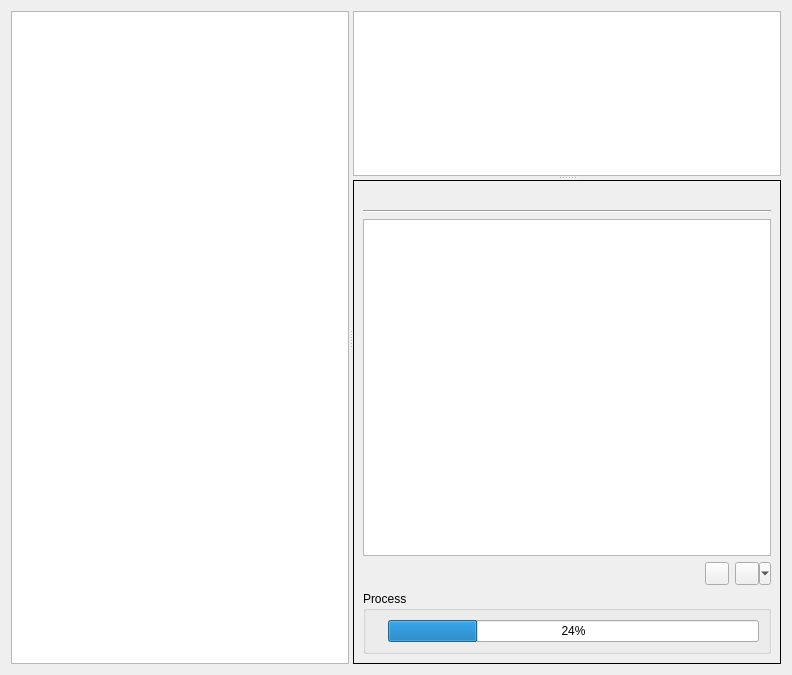
This is libs/datapackutils/widgets/servereditor.ui in FreeHealth/freehealth as Qt 5 draws it before an edit. The edited form follows.
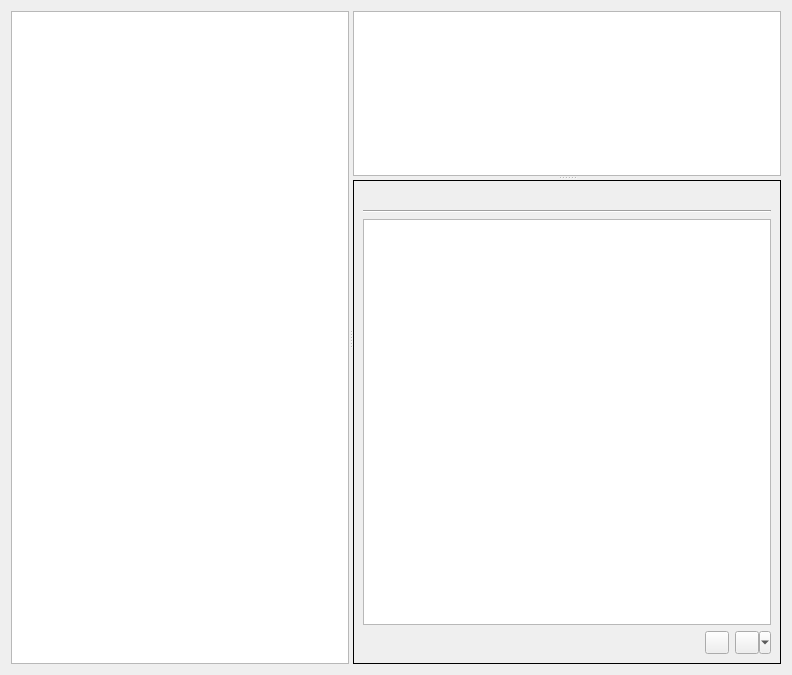
This is the edited form. The open tabs and pages were chosen to show the change. Custom widgets are drawn as their Qt base class.

```diff
--- a/libs/datapackutils/widgets/servereditor.ui
+++ b/libs/datapackutils/widgets/servereditor.ui
@@ -284,29 +284,6 @@
            </property>
           </widget>
          </item>
-         <item row="4" column="0" colspan="3">
-          <widget class="QGroupBox" name="groupBox_7">
-           <property name="title">
-            <string>Process</string>
-           </property>
-           <layout class="QGridLayout" name="gridLayout_9">
-            <item row="0" column="0">
-             <widget class="QLabel" name="processLabel">
-              <property name="text">
-               <string/>
-              </property>
-             </widget>
-            </item>
-            <item row="0" column="1">
-             <widget class="QProgressBar" name="processProgressBar">
-              <property name="value">
-               <number>24</number>
-              </property>
-             </widget>
-            </item>
-           </layout>
-          </widget>
-         </item>
          <item row="2" column="0" colspan="3">
           <widget class="QTextBrowser" name="packSummary"/>
          </item>
```
Left out of the diff: 2 changed lines with no effect on the pictures.
